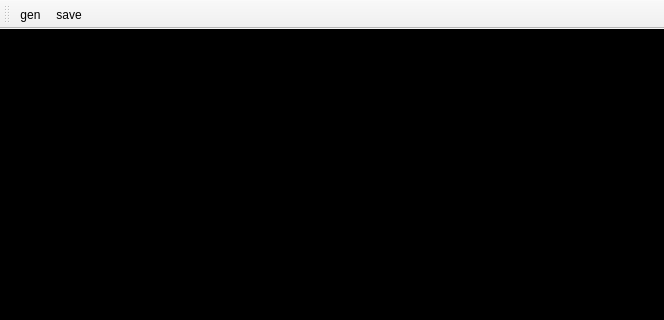
The window that mainwindow.ui (silvansky/DevArtGen) describes before a commit, drawn with Qt 5; both pictures show x 0 to 664 and y 0 to 320 of the 664 by 531 pixel window.
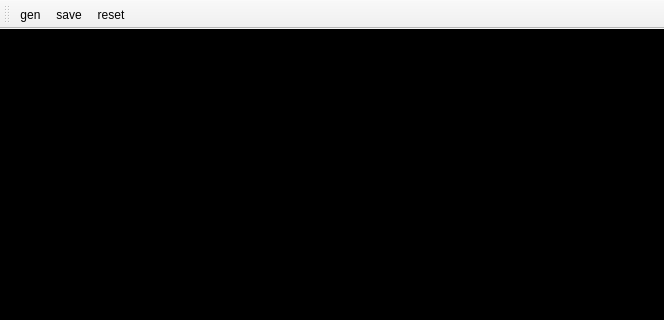
The same window after the commit.

Commit message:
Background image
Drag-n-drop of BG image. And the "reset" button. And copyright
watermark.

Diff of the .ui file:
```diff
--- a/mainwindow.ui
+++ b/mainwindow.ui
@@ -62,6 +62,7 @@
    </attribute>
    <addaction name="actionGen"/>
    <addaction name="actionSave"/>
+   <addaction name="actionReset"/>
   </widget>
   <action name="actionGen">
    <property name="text">
@@ -73,6 +74,11 @@
     <string>save</string>
    </property>
   </action>
+  <action name="actionReset">
+   <property name="text">
+    <string>reset</string>
+   </property>
+  </action>
  </widget>
  <layoutdefault spacing="6" margin="11"/>
  <resources/>
```
Left out of the diff: 3 changed lines with no effect on the pictures. The commit also changes 2 other files.
